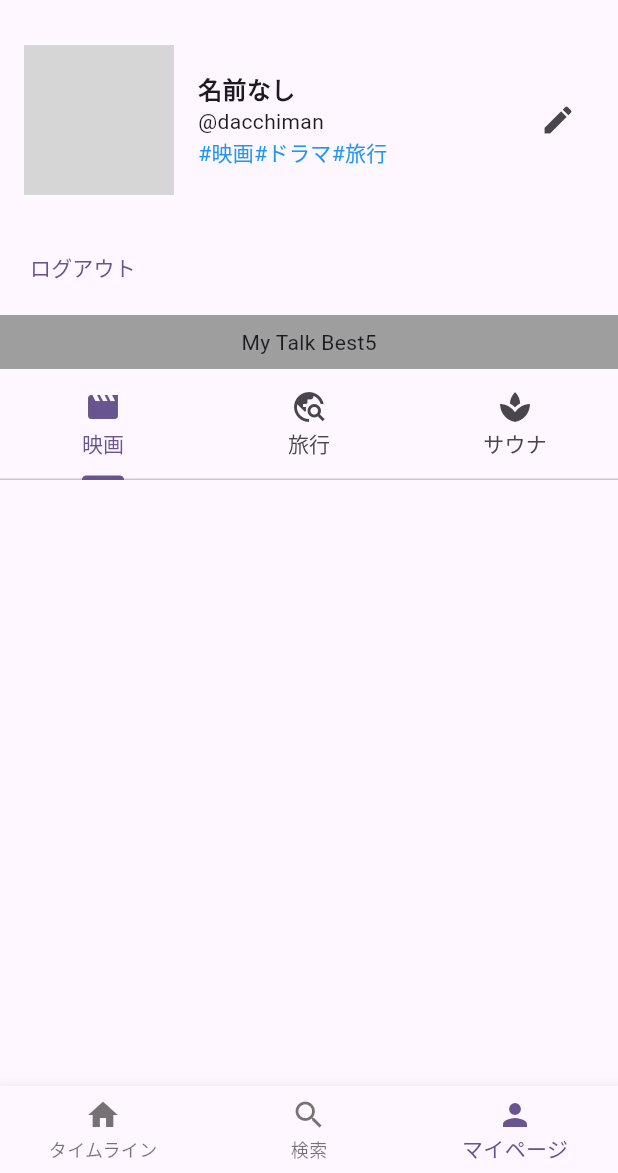
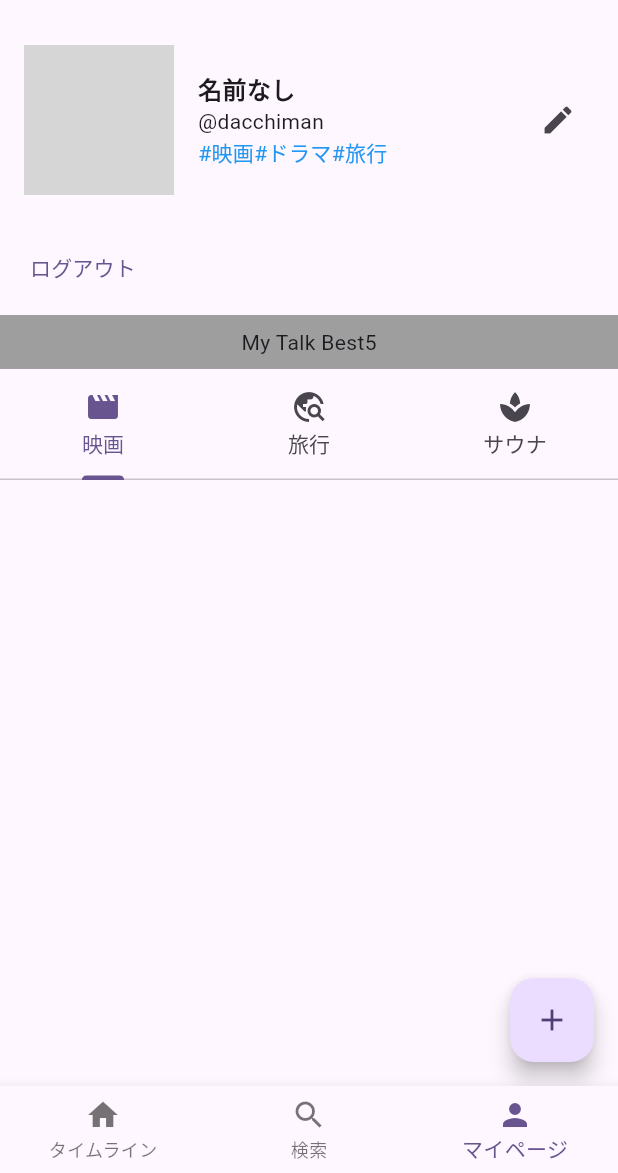
Before and after one commit to daichi-miyajima/instagram_app, a Flutter app: the screen it shows after launch, item 3 of the bottom bar chosen, on a phone screen of 412 x 824 dp, the part 63-1236 px from its top. Run offline on Flutter 3.47's test engine with Material 3 defaults, Android fonts, the phone set to English and light mode, and no system bars; our stand-ins replace cloud_firestore, firebase_auth, firebase_core, firebase_storage, image_picker; accounts and stored records are empty; network calls fail; grey boxes are pictures that could not be loaded.

Commit message:
マイページにfloatingActionを追加(即更新ならないので後で修正)

```diff
--- a/lib/feed/feed_model.dart
+++ b/lib/feed/feed_model.dart
@@ -2,9 +2,11 @@ import 'package:flutter/material.dart';
 import 'package:cloud_firestore/cloud_firestore.dart';
 
 import '../feeds.dart';
+import '../users.dart';
 
 class FeedModel extends ChangeNotifier {
   List<Feeds> feeds = [];
+  List<Users> users = [];
 
   void fetchFirebaseData() async {
     final db = FirebaseFirestore.instance;
--- a/lib/mypage/my_page.dart
+++ b/lib/mypage/my_page.dart
@@ -1,10 +1,12 @@
-import 'package:firebase_auth/firebase_auth.dart';
 import 'package:flutter/material.dart';
 import 'package:instagram/component/header.dart';
 import 'package:instagram/edit_profile/edit_profile_page.dart';
 import 'package:instagram/login/login_page.dart';
 import 'package:instagram/mypage/my_model.dart';
 import 'package:provider/provider.dart';
+
+import '../add/add_page.dart';
+import '../feed/feed_model.dart';
 
 class MyPage extends StatelessWidget {
   MyPage({Key? key}) : super(key: key);
@@ -211,6 +213,17 @@ class MyPage extends StatelessWidget {
                   ],
                 ),
               ),
+              floatingActionButton: FloatingActionButton(
+                onPressed: () {
+                  Navigator.push(
+                    context,
+                    MaterialPageRoute(builder: (context) => AddPage()),
+                  ).then((_) => Provider.of<FeedModel>(context, listen: false)
+                      .fetchFirebaseData());
+                },
+                tooltip: 'Increment',
+                child: const Icon(Icons.add),
+              ),
             )
           );
         },
```
